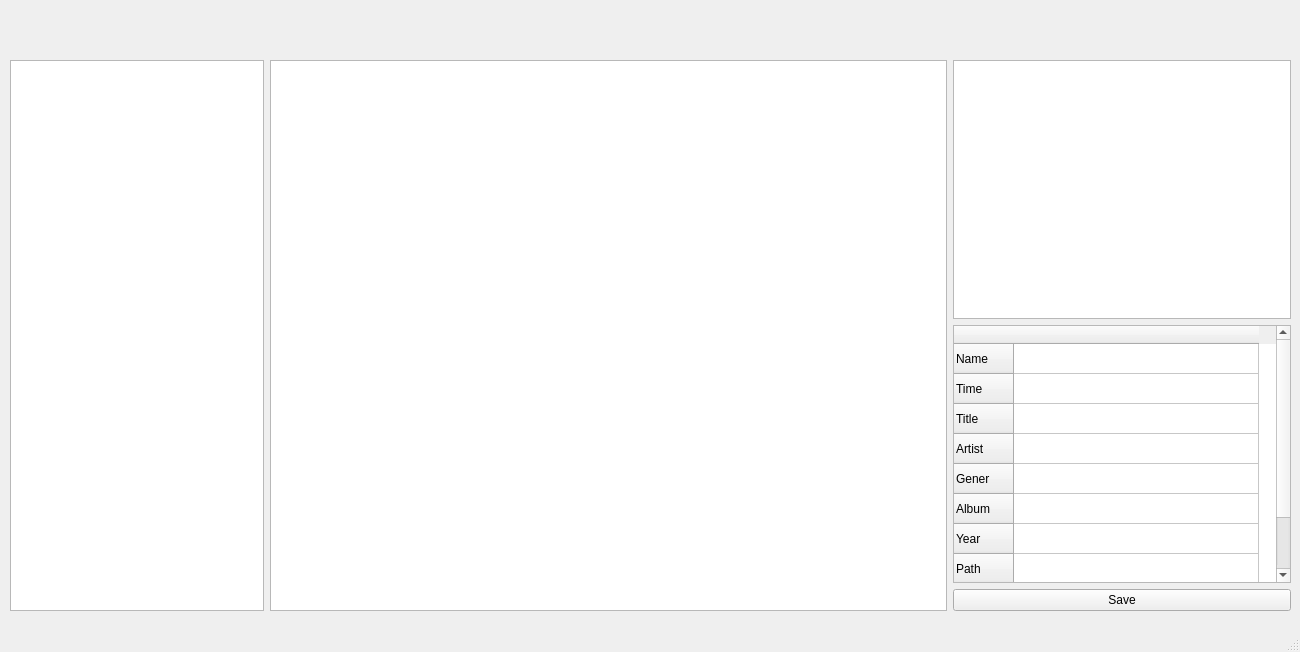
intelek2al/CPP-Utag, file app/src/mainwindow.ui: the form before one commit.
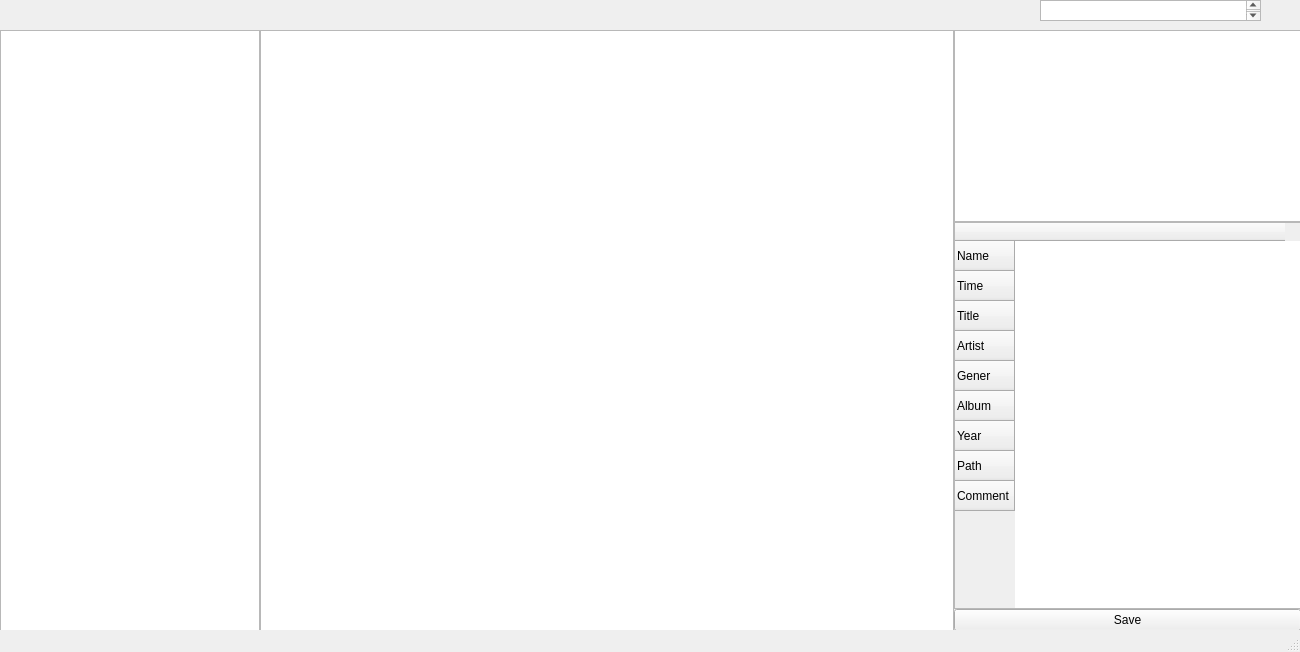
The form after the commit.

The edit to the form file:
```diff
--- a/app/src/mainwindow.ui
+++ b/app/src/mainwindow.ui
@@ -12,7 +12,7 @@
   </property>
   <property name="minimumSize">
    <size>
-    <width>1176</width>
+    <width>1300</width>
     <height>652</height>
    </size>
   </property>
@@ -35,19 +35,28 @@
    <enum>Qt::ToolButtonTextUnderIcon</enum>
   </property>
   <widget class="QWidget" name="centralwidget">
+   <property name="minimumSize">
+    <size>
+     <width>1300</width>
+     <height>0</height>
+    </size>
+   </property>
    <widget class="QWidget" name="gridLayoutWidget">
     <property name="geometry">
      <rect>
-      <x>10</x>
-      <y>60</y>
-      <width>1281</width>
-      <height>551</height>
+      <x>0</x>
+      <y>30</y>
+      <width>1301</width>
+      <height>601</height>
      </rect>
     </property>
     <layout class="QGridLayout" name="gridLayout" rowstretch="0" columnstretch="3,8,4">
      <property name="sizeConstraint">
       <enum>QLayout::SetNoConstraint</enum>
      </property>
+     <property name="spacing">
+      <number>0</number>
+     </property>
      <item row="0" column="0">
       <widget class="QTreeView" name="fileBrowser">
        <property name="mouseTracking">
@@ -59,15 +68,21 @@
       </widget>
      </item>
      <item row="0" column="2">
-      <layout class="QVBoxLayout" name="verticalLayout_2" stretch="0,0,0">
+      <layout class="QVBoxLayout" name="verticalLayout_2" stretch="0,3,0">
        <item>
         <widget class="QGraphicsView" name="imageSong"/>
        </item>
        <item>
         <widget class="QTableWidget" name="tableInfoSong">
+         <property name="lineWidth">
+          <number>0</number>
+         </property>
          <property name="showGrid">
           <bool>true</bool>
          </property>
+         <property name="gridStyle">
+          <enum>Qt::NoPen</enum>
+         </property>
          <property name="wordWrap">
           <bool>true</bool>
          </property>
@@ -75,7 +90,10 @@
           <bool>true</bool>
          </attribute>
          <attribute name="horizontalHeaderDefaultSectionSize">
-          <number>245</number>
+          <number>270</number>
+         </attribute>
+         <attribute name="horizontalHeaderMinimumSectionSize">
+          <number>25</number>
          </attribute>
          <row>
           <property name="text">
@@ -162,7 +180,7 @@
         <enum>Qt::ElideMiddle</enum>
        </property>
        <property name="gridStyle">
-        <enum>Qt::DashLine</enum>
+        <enum>Qt::NoPen</enum>
        </property>
        <property name="sortingEnabled">
         <bool>true</bool>
@@ -183,6 +201,16 @@
      </item>
     </layout>
    </widget>
+   <widget class="QTextEdit" name="textEdit">
+    <property name="geometry">
+     <rect>
+      <x>1040</x>
+      <y>0</y>
+      <width>221</width>
+      <height>21</height>
+     </rect>
+    </property>
+   </widget>
   </widget>
   <widget class="QStatusBar" name="statusbar"/>
  </widget>
```
Left out of the diff: 14 changed lines with no effect on the pictures.
